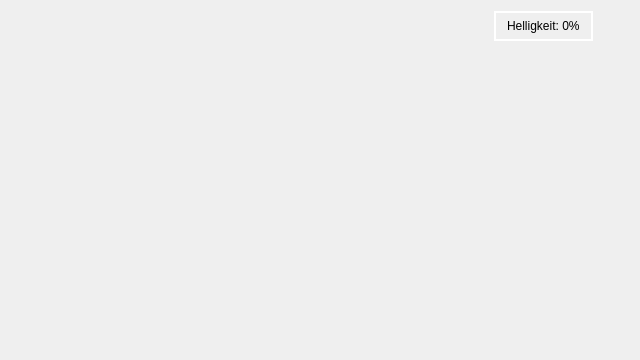
Qt form track-control/regionform.ui (stmork/mrw-track-control-ng) before a commit.
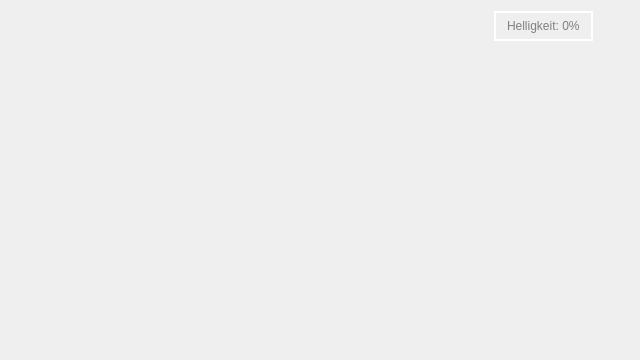
The same form after that commit. Custom widgets are drawn as their Qt base class.

What changed in the file:
```diff
--- a/track-control/regionform.ui
+++ b/track-control/regionform.ui
@@ -145,6 +145,7 @@
 border: 2px solid white;
 border-radius: 0;
 text-align: center;
+color: gray;
 padding: 2px;
 }
 
```
